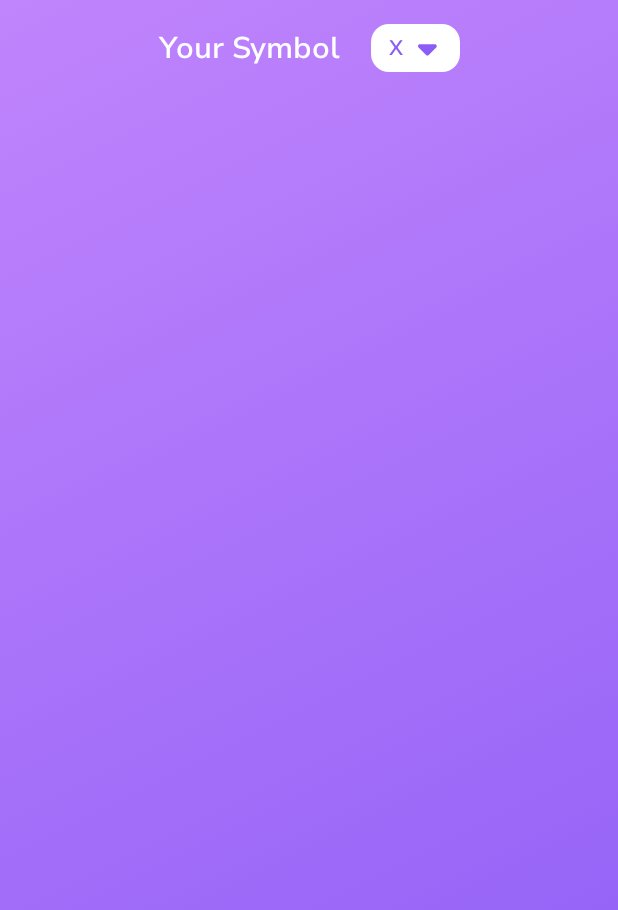
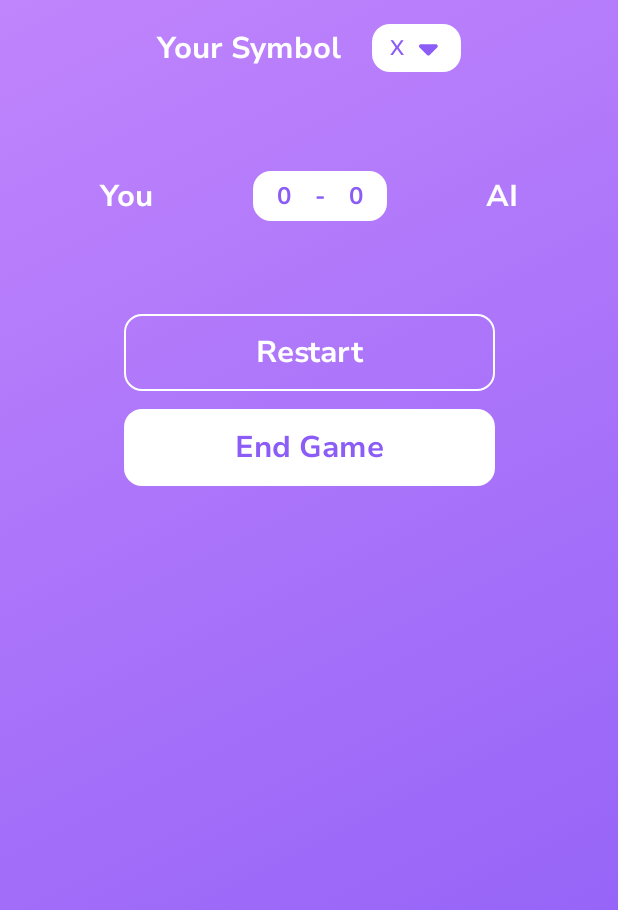
Before and after one commit to Jeyagurunathang/tictactoe, an Android app built with Jetpack Compose: the screen it shows after launch (MainActivity), on a phone screen of 412 x 824 dp. Shown: the top 910 px of the screen. Run offline under Robolectric (Android 15) with nearby library versions, the phone set to English and light mode, and no system bars.

Commit message:
Control buttons are added

```diff
--- /dev/null
+++ b/app/src/main/java/com/example/tictactoe/DefinePlayerSymbol.kt
@@ -0,0 +1,110 @@
+package com.example.tictactoe
+
+import androidx.compose.foundation.background
+import androidx.compose.foundation.clickable
+import androidx.compose.foundation.layout.Arrangement
+import androidx.compose.foundation.layout.Box
+import androidx.compose.foundation.layout.Row
+import androidx.compose.foundation.layout.Spacer
+import androidx.compose.foundation.layout.fillMaxWidth
+import androidx.compose.foundation.layout.padding
+import androidx.compose.foundation.layout.size
+import androidx.compose.foundation.layout.width
+import androidx.compose.material3.DropdownMenu
+import androidx.compose.material3.DropdownMenuItem
+import androidx.compose.material3.Icon
+import androidx.compose.material3.MaterialTheme
+import androidx.compose.material3.MenuDefaults
+import androidx.compose.material3.Text
+import androidx.compose.runtime.Composable
+import androidx.compose.runtime.getValue
+import androidx.compose.runtime.mutableStateOf
+import androidx.compose.runtime.remember
+import androidx.compose.runtime.setValue
+import androidx.compose.ui.Alignment
+import androidx.compose.ui.Modifier
+import androidx.compose.ui.res.dimensionResource
+import androidx.compose.ui.res.painterResource
+import androidx.compose.ui.res.stringResource
+import androidx.compose.ui.unit.dp
+import androidx.compose.ui.unit.sp
+
+@Composable
+fun DefinePlayerSymbol(
+    modifier: Modifier = Modifier
+) {
+    /*
+            A Row which determines the player symbol section
+         */
+    Row (
+        modifier = Modifier.fillMaxWidth().padding(vertical = dimensionResource(R.dimen.large)),
+        horizontalArrangement = Arrangement.Center,
+        verticalAlignment = Alignment.CenterVertically
+    ) {
+        Text(
+            text = stringResource(R.string.player_symbol),
+            style = MaterialTheme.typography.labelLarge,
+            color = MaterialTheme.colorScheme.onPrimary
+        )
+        Spacer(modifier = Modifier.width(dimensionResource(R.dimen.extra_large)))
+        /*
+            A Box & Row which is responsible for displaying the dropdown menu to select the player symbol
+         */
+        PlayerSymbolDropDown()
+    }
+}
+
+@Composable
+fun PlayerSymbolDropDown(
+    modifier: Modifier = Modifier
+) {
+    var dropdown by remember { mutableStateOf(false) }
+
+    Box {
+        Row (
+            modifier = Modifier.background(
+                MaterialTheme.colorScheme.onPrimary,
+                shape = MaterialTheme.shapes.medium
+            ).padding(
+                vertical = dimensionResource(R.dimen.small),
+                horizontal = dimensionResource(R.dimen.medium)
+            ).clickable { dropdown = true },
+            horizontalArrangement = Arrangement.Center,
+            verticalAlignment = Alignment.CenterVertically
+        ) {
+            Text(
+                text = stringResource(R.string.primary_symbol),
+                style = MaterialTheme.typography.bodySmall,
+                color = MaterialTheme.colorScheme.primary,
+                fontSize = 14.sp
+            )
+            Spacer(modifier = Modifier.width(dimensionResource(R.dimen.small)))
+            Icon(
+                painter = painterResource(R.drawable.menu_down),
+                contentDescription = "Menu down",
+                modifier = Modifier.size(20.dp),
+                tint = MaterialTheme.colorScheme.primary
+            )
+        }
+
+        DropdownMenu(
+            expanded = dropdown,
+            onDismissRequest = { dropdown = false }
+        ) {
+            DropdownMenuItem(
+                text = { Text(text = stringResource(R.string.primary_symbol)) },
+                onClick = {dropdown = false},
+                colors = MenuDefaults.itemColors(
+                    textColor = MaterialTheme.colorScheme.primary
+                )
+            )
+            DropdownMenuItem(
+                text = { Text(text = stringResource(R.string.secondary_symbol)) },
+                onClick = {dropdown = false},
+                colors = MenuDefaults.itemColors(
+                    textColor = MaterialTheme.colorScheme.primary
+                )
+            )
+        }
+    }
+}
--- /dev/null
+++ b/app/src/main/java/com/example/tictactoe/GameControlButton.kt
@@ -0,0 +1,52 @@
+package com.example.tictactoe
+
+import androidx.annotation.StringRes
+import androidx.compose.foundation.BorderStroke
+import androidx.compose.foundation.layout.PaddingValues
+import androidx.compose.foundation.layout.fillMaxWidth
+import androidx.compose.foundation.layout.padding
+import androidx.compose.material3.Button
+import androidx.compose.material3.ButtonDefaults
+import androidx.compose.material3.MaterialTheme
+import androidx.compose.material3.OutlinedButton
+import androidx.compose.material3.Text
+import androidx.compose.runtime.Composable
+import androidx.compose.ui.Modifier
+import androidx.compose.ui.res.dimensionResource
+import androidx.compose.ui.res.stringResource
+
+@Composable
+fun GameControlButton(
+    modifier: Modifier = Modifier
+) {
+    OutlinedButton(
+        onClick = {},
+        modifier = Modifier.fillMaxWidth(0.6F).padding(vertical = dimensionResource(R.dimen.medium)),
+        shape = MaterialTheme.shapes.medium,
+        colors = ButtonDefaults.outlinedButtonColors(
+            contentColor = MaterialTheme.colorScheme.onPrimary
+        ),
+        border = BorderStroke(width = dimensionResource(R.dimen.border), color = MaterialTheme.colorScheme.onPrimary),
+        contentPadding = PaddingValues(dimensionResource(R.dimen.medium))
+    ) {
+        Text(
+            text = stringResource(R.string.restart),
+            style = MaterialTheme.typography.labelLarge
+        )
+    }
+    Button(
+        onClick = {},
+        modifier = Modifier.fillMaxWidth(0.6F),
+        shape = MaterialTheme.shapes.medium,
+        colors = ButtonDefaults.buttonColors(
+            containerColor = MaterialTheme.colorScheme.onPrimary,
+            contentColor = MaterialTheme.colorScheme.primary
+        ),
+        contentPadding = PaddingValues(dimensionResource(R.dimen.medium))
+    ) {
+        Text(
+            text = stringResource(R.string.end_game),
+            style = MaterialTheme.typography.labelLarge
+        )
+    }
+}
--- /dev/null
+++ b/app/src/main/java/com/example/tictactoe/ScoreSection.kt
@@ -0,0 +1,73 @@
+package com.example.tictactoe
+
+import androidx.compose.foundation.background
+import androidx.compose.foundation.layout.Arrangement
+import androidx.compose.foundation.layout.Row
+import androidx.compose.foundation.layout.Spacer
+import androidx.compose.foundation.layout.fillMaxWidth
+import androidx.compose.foundation.layout.padding
+import androidx.compose.foundation.layout.width
+import androidx.compose.foundation.layout.wrapContentSize
+import androidx.compose.material3.MaterialTheme
+import androidx.compose.material3.Text
+import androidx.compose.runtime.Composable
+import androidx.compose.ui.Alignment
+import androidx.compose.ui.Modifier
+import androidx.compose.ui.res.dimensionResource
+import androidx.compose.ui.res.stringResource
+
+@Composable
+fun ScoreSection(
+    modifier: Modifier = Modifier
+) {
+    Row (
+        modifier = Modifier.fillMaxWidth(),
+        horizontalArrangement = Arrangement.SpaceEvenly,
+        verticalAlignment = Alignment.CenterVertically
+    ) {
+        Text(
+            text = stringResource(R.string.player),
+            style = MaterialTheme.typography.labelLarge,
+            color = MaterialTheme.colorScheme.onPrimary
+        )
+
+        /*
+            A Row to display the scores of player and computer
+         */
+        Row (
+            modifier = Modifier.wrapContentSize()
+                .background(
+                    color = MaterialTheme.colorScheme.onPrimary,
+                    shape = MaterialTheme.shapes.medium
+                )
+                .padding(
+                horizontal = dimensionResource(R.dimen.large),
+                vertical = dimensionResource(R.dimen.small)
+            )
+        ) {
+            Text(
+                text = "0",
+                style = MaterialTheme.typography.labelMedium,
+                color = MaterialTheme.colorScheme.primary
+            )
+            Spacer(modifier = Modifier.width(dimensionResource(R.dimen.large)))
+            Text(
+                text = "-",
+                style = MaterialTheme.typography.labelMedium,
+                color = MaterialTheme.colorScheme.primary
+            )
+            Spacer(modifier = Modifier.width(dimensionResource(R.dimen.large)))
+            Text(
+                text = "0",
+                style = MaterialTheme.typography.labelMedium,
+                color = MaterialTheme.colorScheme.primary
+            )
+        }
+
+        Text(
+            text = stringResource(R.string.computer),
+            style = MaterialTheme.typography.labelLarge,
+            color = MaterialTheme.colorScheme.onPrimary
+        )
+    }
+}
--- a/app/src/main/java/com/example/tictactoe/TicTacToeGame.kt
+++ b/app/src/main/java/com/example/tictactoe/TicTacToeGame.kt
@@ -1,38 +1,23 @@
 package com.example.tictactoe
 
-import androidx.compose.foundation.Image
 import androidx.compose.foundation.background
-import androidx.compose.foundation.clickable
 import androidx.compose.foundation.layout.Arrangement
-import androidx.compose.foundation.layout.Box
 import androidx.compose.foundation.layout.Column
 import androidx.compose.foundation.layout.Row
 import androidx.compose.foundation.layout.Spacer
 import androidx.compose.foundation.layout.fillMaxSize
 import androidx.compose.foundation.layout.fillMaxWidth
-import androidx.compose.foundation.layout.padding
-import androidx.compose.foundation.layout.size
+import androidx.compose.foundation.layout.height
 import androidx.compose.foundation.layout.width
-import androidx.compose.foundation.shape.RoundedCornerShape
-import androidx.compose.material3.DropdownMenu
-import androidx.compose.material3.DropdownMenuItem
-import androidx.compose.material3.Icon
 import androidx.compose.material3.MaterialTheme
-import androidx.compose.material3.MenuDefaults
-import androidx.compose.material3.Text
 import androidx.compose.runtime.Composable
-import androidx.compose.runtime.getValue
-import androidx.compose.runtime.mutableStateOf
-import androidx.compose.runtime.remember
-import androidx.compose.runtime.setValue
 import androidx.compose.ui.Alignment
 import androidx.compose.ui.Modifier
 import androidx.compose.ui.graphics.Brush
 import androidx.compose.ui.res.dimensionResource
-import androidx.compose.ui.res.painterResource
-import androidx.compose.ui.res.stringResource
+import androidx.compose.ui.tooling.preview.Preview
 import androidx.compose.ui.unit.dp
-import androidx.compose.ui.unit.sp
+import com.example.tictactoe.ui.theme.TicTacToeTheme
 
 @Composable
 fun TicTacToeGameScreen(
@@ -46,81 +31,40 @@ fun TicTacToeGameScreen(
                     MaterialTheme.colorScheme.primary
                 )
             )
-        )
+        ),
+//        verticalArrangement = Arrangement.SpaceEvenly
     ) {
         /*
-            A Row which determines the player symbol section
+            Displaying the player symbol
          */
-        Row (
-            modifier = Modifier.fillMaxWidth().padding(vertical = dimensionResource(R.dimen.large)),
-            horizontalArrangement = Arrangement.Center,
-            verticalAlignment = Alignment.CenterVertically
+        DefinePlayerSymbol()
+
+        Spacer(modifier = Modifier.height(50.dp))
+
+        /*
+            Displaying the score of player and computer
+         */
+        ScoreSection()
+
+        Spacer(modifier = Modifier.height(50.dp))
+
+        /*
+            A Column which displays the game control buttons like "Restart" and "End Game"
+         */
+        Column (
+            modifier = Modifier.fillMaxWidth(),
+            verticalArrangement = Arrangement.Center,
+            horizontalAlignment = Alignment.CenterHorizontally
         ) {
-            Text(
-                text = stringResource(R.string.player_symbol),
-                style = MaterialTheme.typography.bodySmall,
-                color = MaterialTheme.colorScheme.onPrimary
-            )
-            Spacer(modifier = Modifier.width(dimensionResource(R.dimen.extra_large)))
-            /*
-                A Box & Row which is responsible for displaying the dropdown menu to select the player symbol
-             */
-            PlayerSymbolDropDown()
+            GameControlButton()
         }
     }
 }
 
+@Preview(showBackground = true)
 @Composable
-fun PlayerSymbolDropDown(
-    modifier: Modifier = Modifier
-) {
-    var dropdown by remember { mutableStateOf(false) }
-
-    Box {
-        Row (
-            modifier = Modifier.background(
-                MaterialTheme.colorScheme.onPrimary,
-                shape = MaterialTheme.shapes.medium
-            ).padding(
-                vertical = dimensionResource(R.dimen.small),
-                horizontal = dimensionResource(R.dimen.medium)
-            ).clickable { dropdown = true },
-            horizontalArrangement = Arrangement.Center,
-            verticalAlignment = Alignment.CenterVertically
-        ) {
-            Text(
-                text = stringResource(R.string.primary_symbol),
-                style = MaterialTheme.typography.bodySmall,
-                color = MaterialTheme.colorScheme.primary,
-                fontSize = 14.sp
-            )
-            Spacer(modifier = Modifier.width(dimensionResource(R.dimen.small)))
-            Icon(
-                painter = painterResource(R.drawable.menu_down),
-                contentDescription = "Menu down",
-                modifier = Modifier.size(20.dp),
-                tint = MaterialTheme.colorScheme.primary
-            )
-        }
-
-        DropdownMenu(
-            expanded = dropdown,
-            onDismissRequest = { dropdown = false }
-        ) {
-            DropdownMenuItem(
-                text = { Text(text = stringResource(R.string.primary_symbol)) },
-                onClick = {dropdown = false},
-                colors = MenuDefaults.itemColors(
-                    textColor = MaterialTheme.colorScheme.primary
-                )
-            )
-            DropdownMenuItem(
-                text = { Text(text = stringResource(R.string.secondary_symbol)) },
-                onClick = {dropdown = false},
-                colors = MenuDefaults.itemColors(
-                    textColor = MaterialTheme.colorScheme.primary
-                )
-            )
-        }
+fun TicTacToeGameScreenPreview() {
+    TicTacToeTheme {
+        TicTacToeGameScreen()
     }
 }
--- a/app/src/main/java/com/example/tictactoe/ui/theme/Type.kt
+++ b/app/src/main/java/com/example/tictactoe/ui/theme/Type.kt
@@ -19,11 +19,19 @@ val nunitoSemiBold = FontFamily(
 val Typography = Typography(
     bodySmall = TextStyle(
         fontFamily = nunitoSemiBold,
-        fontSize = 20.sp
+        fontSize = 18.sp
     ),
     bodyLarge = TextStyle(
         fontFamily = nunitoBold,
+        fontSize = 24.sp
+    ),
+    labelLarge = TextStyle(
+        fontFamily = nunitoBold,
         fontSize = 20.sp
+    ),
+    labelMedium = TextStyle(
+        fontFamily = nunitoBold,
+        fontSize = 16.sp
     )
     /* Other default text styles to override
     titleLarge = TextStyle(
--- a/app/src/main/res/values/dimen.xml
+++ b/app/src/main/res/values/dimen.xml
@@ -1,5 +1,6 @@
 <?xml version="1.0" encoding="utf-8"?>
 <resources>
+    <dimen name="border">1.dp</dimen>
     <dimen name="small">6.dp</dimen>
     <dimen name="medium">12.dp</dimen>
     <dimen name="large">16.dp</dimen>
```
